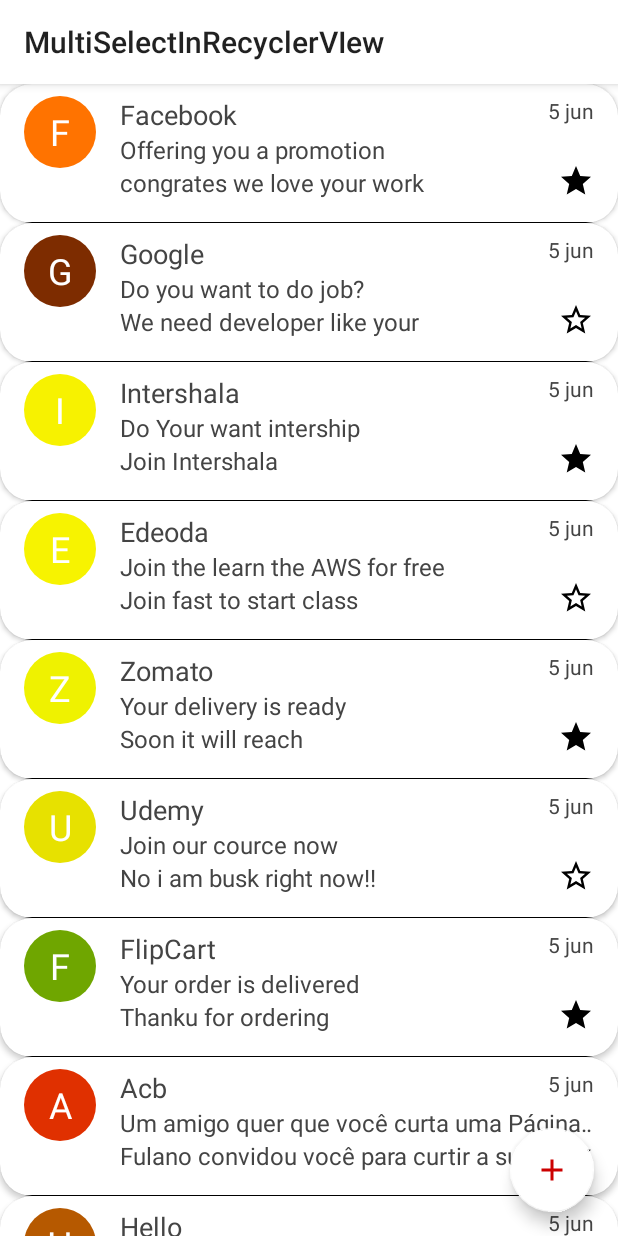
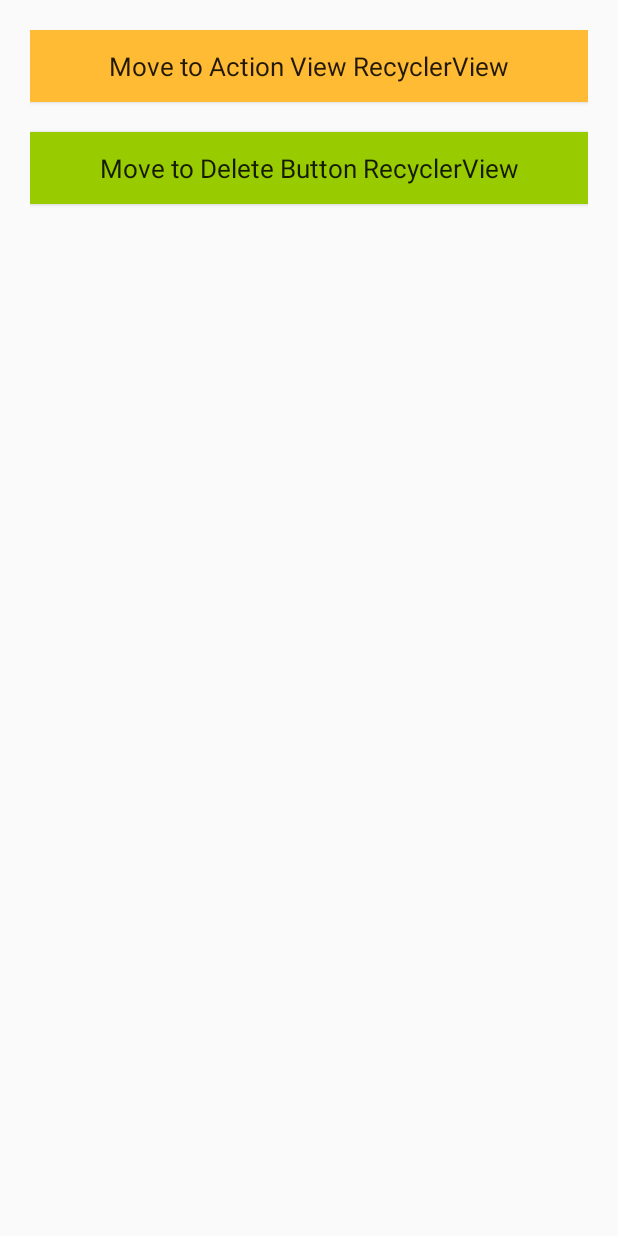
Before and after one commit to ParthTagalpallewar/Multiple-View-Selection-In-RecyclerView, an Android app: the screen it shows after launch (MainActivity), on a phone screen of 412 x 824 dp. Run offline under Robolectric (Android 15) with nearby library versions, the phone set to English and light mode, and no system bars.

Commit message:
Resolve Error(ending item view Error)

```diff
--- a/app/src/main/AndroidManifest.xml
+++ b/app/src/main/AndroidManifest.xml
@@ -9,7 +9,7 @@
         android:roundIcon="@mipmap/ic_launcher_round"
         android:supportsRtl="true"
         android:theme="@style/Theme.MultiSelectInRecyclerVIew">
-        <activity android:name=".MainActivity">
+        <activity android:name=".MainActivity" >
             <intent-filter>
                 <action android:name="android.intent.action.MAIN" />
 
@@ -17,7 +17,8 @@
             </intent-filter>
         </activity>
 
-
+        <activity android:name=".RecyclerWithActionMode.DeleteBtnMultiSelect"/>
+        <activity android:name=".RecyclerWithActionMode.RecyclerViewWithActionView"/>
     </application>
 
 </manifest>
--- a/app/src/main/java/com/example/multiselectinrecyclerview/MainActivity.kt
+++ b/app/src/main/java/com/example/multiselectinrecyclerview/MainActivity.kt
@@ -1,126 +1,30 @@
 package com.example.multiselectinrecyclerview
 
 import android.os.Bundle
-import android.util.Log
-import android.view.Menu
-import android.view.MenuItem
 import androidx.appcompat.app.AppCompatActivity
-import androidx.appcompat.view.ActionMode
-import androidx.recyclerview.widget.LinearLayoutManager
-import com.example.`interface`.CLickListnerInterface
-import com.example.model.Email
-import com.example.model.Emails
+import com.example.multiselectinrecyclerview.RecyclerWithActionMode.RecyclerViewWithActionView
 import com.example.multiselectinrecyclerview.databinding.ActivityMainBinding
-import com.example.recyclerView.RecyclerAdapter
-import com.example.utils.DeleteItems
-import com.example.utils.log
-import com.example.utils.startUp
-import com.example.utils.unSelectAll
+import com.example.toolbar.utils.move
 
-class MainActivity : AppCompatActivity(),CLickListnerInterface {
 
-    lateinit var allEmails: ArrayList<Email>
+class MainActivity : AppCompatActivity() {
+
 
     lateinit var binding: ActivityMainBinding
-    lateinit var mAdapter: RecyclerAdapter
 
-    var actionMode:ActionMode? = null
-     lateinit var  callback : ActionMode.Callback
 
     override fun onCreate(savedInstanceState: Bundle?) {
         super.onCreate(savedInstanceState)
 
         binding = ActivityMainBinding.inflate(layoutInflater)
         setContentView(binding.root)
-    }
 
-    override fun onStart() {
-        super.onStart()
 
-        //getting emails data
-        allEmails = Emails().fakeEmails()
-
-        //setting it in recycler view
-        setUpRecyclerVIew()
-        allEmails.log(startUp+" SetupRecyclerview")
-
+        binding.mainActionRecyclerBtn.setOnClickListener{
+            move(RecyclerViewWithActionView::class.java)
+        }
     }
 
 
 
-    private fun setUpRecyclerVIew() {
-        mAdapter = RecyclerAdapter(allEmails, this)
-        binding.recyclerViewMain.also {
-            it.layoutManager = LinearLayoutManager(this)
-            it.adapter = mAdapter
-        }
-        mAdapter.notifyDataSetChanged()
-    }
-
-    //handeling item clicks
-    override fun onClick(position: Int) {
-        enableActionMode(position)
-    }
-    override fun onLongClick(position: Int) {
-        enableActionMode(position)
-    }
-
-
-
-
-    private fun enableActionMode(position: Int) {
-       //if it is not in action mode the start action mode
-        if (actionMode == null){
-            initActionModeCallback()
-            actionMode = startSupportActionMode(callback)
-        }
-
-        //else it is alredy in action mode
-        mAdapter.toggleSelection(position)//if select then dislection and vice versa
-
-       //handeling size to write in textview
-        handleSizeInTextView()
-    }
-
-    private fun initActionModeCallback() {
-        callback = object : ActionMode.Callback{
-            override fun onCreateActionMode(mode: ActionMode?, menu: Menu?): Boolean {
-                mode!!.menuInflater.inflate(R.menu.menu_delete, menu)
-                return true
-            }
-
-            override fun onPrepareActionMode(mode: ActionMode?, menu: Menu?): Boolean {
-                return false
-            }
-
-            override fun onActionItemClicked(mode: ActionMode?, item: MenuItem?): Boolean {
-                if (item!!.itemId == R.id.action_delete){
-                    mAdapter.deleteEmails()
-                    mode!!.finish()
-                    Log.d(startUp+DeleteItems,"Calling From Delete btn CLicked")
-                    return true
-                }
-                return false
-            }
-
-            override fun onDestroyActionMode(mode: ActionMode?) {
-                mAdapter.selectedItems.clear()
-                allEmails.unSelectAll()
-                mAdapter.notifyDataSetChanged()
-                actionMode = null
-            }
-        }
-    }
-
-    private fun handleSizeInTextView() {
-        val size: Int = mAdapter.selectedItems.size()
-        if (size == 0) {
-            actionMode!!.finish()
-        } else {
-            actionMode!!.apply {
-                title = size.toString()
-                invalidate()
-            }
-        }
-    }
 }
--- a/app/src/main/java/com/example/interface/CLickListnerInterface.kt
+++ b/app/src/main/java/com/example/multiselectinrecyclerview/RecyclerWithActionMode/interface/CLickListnerInterface.kt
@@ -1,4 +1,4 @@
-package com.example.`interface`
+package com.example.multiselectinrecyclerview.RecyclerWithActionMode.`interface`
 
 interface CLickListnerInterface {
     fun onClick(position:Int)
--- a/app/src/main/java/com/example/model/Email.kt
+++ b/app/src/main/java/com/example/multiselectinrecyclerview/model/Email.kt
@@ -1,4 +1,4 @@
-package com.example.model
+package com.example.multiselectinrecyclerview.model
 
 data class Email(
     var user: String,
--- a/app/src/main/java/com/example/model/Emails.kt
+++ b/app/src/main/java/com/example/multiselectinrecyclerview/model/Emails.kt
@@ -1,4 +1,4 @@
-package com.example.model
+package com.example.multiselectinrecyclerview.model
 
 class Emails {
 
--- a/app/src/main/java/com/example/utils/Logs.kt
+++ b/app/src/main/java/com/example/multiselectinrecyclerview/utils/Logs.kt
@@ -1,8 +1,7 @@
-package com.example.utils
+package com.example.multiselectinrecyclerview.utils
 
-import android.nfc.Tag
 import android.util.Log
-import com.example.model.Email
+import com.example.multiselectinrecyclerview.model.Email
 
 fun ArrayList<Email>.log(tag:String="Logxyz"){
 
--- a/app/src/main/res/layout/activity_main.xml
+++ b/app/src/main/res/layout/activity_main.xml
@@ -1,48 +1,34 @@
 <?xml version="1.0" encoding="utf-8"?>
-<RelativeLayout
-    xmlns:android="http://schemas.android.com/apk/res/android"
+<RelativeLayout xmlns:android="http://schemas.android.com/apk/res/android"
+    xmlns:app="http://schemas.android.com/apk/res-auto"
     xmlns:tools="http://schemas.android.com/tools"
-    xmlns:app="http://schemas.android.com/apk/res-auto"
     android:layout_width="match_parent"
+    tools:context=".MainActivity"
     android:layout_height="match_parent">
 
-    <com.google.android.material.appbar.AppBarLayout
-        android:id="@+id/app_bar"
+
+    <LinearLayout
         android:layout_width="match_parent"
-        android:layout_height="wrap_content"
-        android:theme="@style/ThemeOverlay.AppCompat.ActionBar">
+        android:layout_height="match_parent"
+        android:orientation="vertical"
+        android:padding="20dp">
 
-        <androidx.appcompat.widget.Toolbar
-            android:id="@+id/toolbar"
-            android:background="@android:color/white"
-            app:popupTheme="@style/ThemeOverlay.AppCompat.Light"
-            app:title="@string/app_name"
-            android:layout_width="match_parent"
-            android:layout_height="wrap_content"/>
-    </com.google.android.material.appbar.AppBarLayout>
+        <Button
+            android:id="@+id/mainActionRecyclerBtn"
+            style="@style/Theme.MultiSelectInRecyclerVIew.ButtonStyle"
+            android:text="Move to Action View RecyclerView"
 
-    <androidx.recyclerview.widget.RecyclerView
-        android:id="@+id/recycler_view_main"
-        android:background="@android:color/white"
-        android:layout_width="match_parent"
-        android:layout_below="@id/app_bar"
-        app:layoutManager="androidx.recyclerview.widget.LinearLayoutManager"
-        tools:listitem="@layout/email_item"
-        android:layout_height="match_parent"/>
+            android:background="@android:color/holo_orange_light"
+        android:textSize="17dp" />
 
-    <com.google.android.material.floatingactionbutton.FloatingActionButton
-        android:id="@+id/fab"
-        android:layout_width="wrap_content"
-        android:src="@drawable/ic_add_black_24dp"
-        app:backgroundTint="@android:color/white"
-        app:rippleColor="@android:color/darker_gray"
-        android:tint="@android:color/holo_red_dark"
-        android:layout_alignParentEnd="true"
-        android:layout_alignParentBottom="true"
-        android:layout_marginEnd="16dp"
-        android:layout_marginBottom="16dp"
-        android:layout_height="wrap_content"
-        android:layout_alignParentRight="true"
-        android:layout_marginRight="16dp" />
+        <Button
+            android:id="@+id/mainDeleteRecyclerBtn"
+            style="@style/Theme.MultiSelectInRecyclerVIew.ButtonStyle"
+            android:background="@android:color/holo_green_light"
+            android:text="Move to Delete Button RecyclerView"
+            android:textSize="17dp" />
+
+
+    </LinearLayout>
 
 </RelativeLayout>
--- a/app/src/main/res/values/themes.xml
+++ b/app/src/main/res/values/themes.xml
@@ -12,4 +12,15 @@
         <!-- Status bar color. -->
         <item name="android:statusBarColor" tools:targetApi="l">@color/purple_200</item>        <!-- Customize your theme here. -->
     </style>
+
+
+    <style name="Theme.MultiSelectInRecyclerVIew.ButtonStyle" parent="Theme.AppCompat.Light.NoActionBar">
+
+        <item name="android:layout_width">match_parent</item>
+        <item name="android:layout_height">wrap_content</item>
+
+        <item name="android:layout_marginBottom">20dp</item>
+        <item name="android:textSize">17sp</item>
+
+    </style>
 </resources>
```
Also changed, not shown: app/src/main/java/com/example/multiselectinrecyclerview/RecyclerViewDeleteBtn/DeleteBtnMultiSelect.kt (added, +114 -0 lines), app/src/main/java/com/example/multiselectinrecyclerview/RecyclerWithActionMode/RecyclerViewWithActionView.kt (added, +131 -0 lines), app/src/main/java/com/example/multiselectinrecyclerview/RecyclerWithActionMode/adapter/RecyclerAdapter.kt (renamed from app/src/main/java/com/example/recyclerView/RecyclerAdapter.kt, +4 -4 lines), app/src/main/java/com/example/multiselectinrecyclerview/utils/Ui_utils.kt (renamed from app/src/main/java/com/example/utils/Ui_utils.kt, +7 -3 lines), app/src/main/res/layout/activity_delete_btn_multi_select.xml (added, +95 -0 lines), app/src/main/res/layout/activity_recycler_view_with_action_view.xml (added, +51 -0 lines), app/src/main/java/com/example/multiselectinrecyclerview/utils/NavigationUtils.kt (renamed from app/src/main/java/com/example/utils/NavigationUtils.kt).
